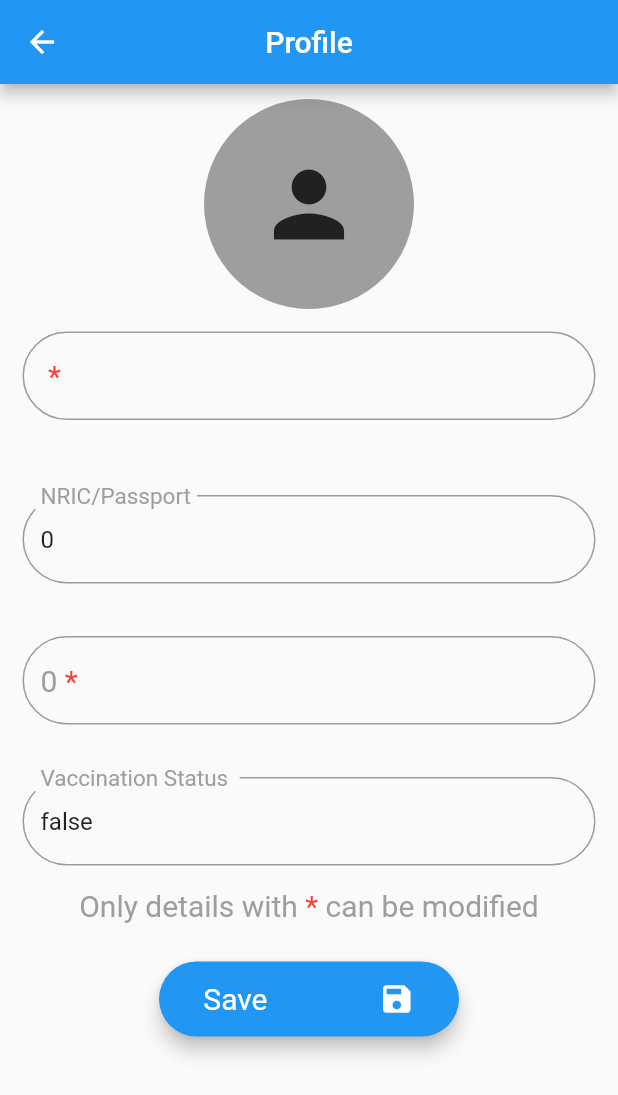
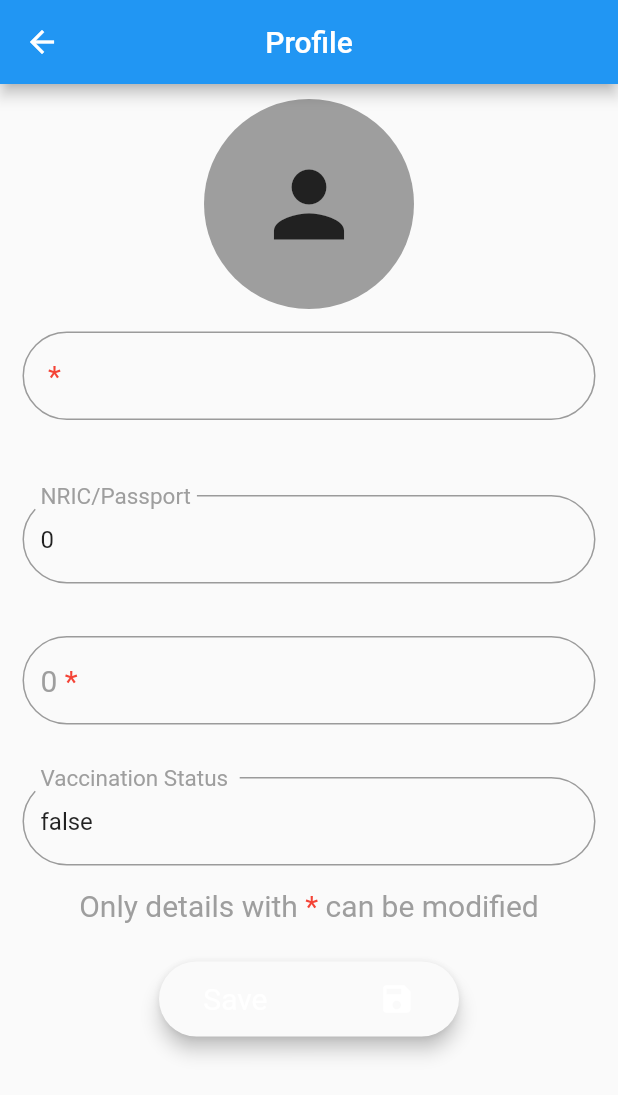
Before and after one commit to ghufyoo/covia, a Flutter app: the Profile_Screen screen opened by its route, on a phone screen of 412 x 824 dp. Shown: the top 1095 px of the screen. Run offline on Flutter 3.47's test engine with Material 2 defaults, Android fonts, the phone set to English and light mode, and no system bars; our stand-ins replace cloud_firestore, firebase_auth, firebase_core, get; missing offline and left inert: qr_code_scanner; accounts and stored records are empty; network calls fail.

Commit message:
'update'

```diff
--- a/lib/components/widget.dart
+++ b/lib/components/widget.dart
@@ -1,6 +1,4 @@
 import 'package:flutter/material.dart';
-
-import '../model/user_model.dart';
 
 class IconBtn extends StatelessWidget {
   const IconBtn({
@@ -26,7 +24,7 @@ class IconBtn extends StatelessWidget {
             width: 120,
             height: 120,
             decoration: BoxDecoration(
-              borderRadius: BorderRadius.all(Radius.circular(20)),
+              borderRadius: const BorderRadius.all(Radius.circular(20)),
               gradient: LinearGradient(
                 begin: Alignment.topRight,
                 end: Alignment.bottomLeft,
@@ -46,7 +44,7 @@ class IconBtn extends StatelessWidget {
           ),
           Text(
             label,
-            style: TextStyle(fontSize: 20),
+            style: const TextStyle(fontSize: 20),
           )
         ],
       ),
@@ -59,22 +57,24 @@ class RoundedButton extends StatelessWidget {
     Key? key,
     required this.label,
     this.icon,
+    this.color,
     required this.onPressed,
   }) : super(key: key);
   final String label;
   IconData? icon;
   final VoidCallback onPressed;
+  Color? color;
   @override
   Widget build(BuildContext context) {
     return InkWell(
       onTap: onPressed,
       child: Padding(
-        padding: EdgeInsets.symmetric(vertical: 16.0),
+        padding: const EdgeInsets.symmetric(vertical: 16.0),
         child: Material(
             elevation: 5.0,
-            color: Colors.blue,
+            color: color,
             borderRadius: BorderRadius.circular(30.0),
-            child: Container(
+            child: SizedBox(
               width: 200,
               height: 50,
               child: Row(
@@ -82,9 +82,9 @@ class RoundedButton extends StatelessWidget {
                 children: [
                   Text(
                     label,
-                    style: TextStyle(color: Colors.white, fontSize: 20),
+                    style: const TextStyle(color: Colors.white, fontSize: 20),
                   ),
-                  SizedBox(
+                  const SizedBox(
                     width: 15,
                   ),
                   Icon(
@@ -142,7 +142,7 @@ class InputField extends StatelessWidget {
                   children: [
                     TextSpan(
                         text: label2,
-                        style: TextStyle(
+                        style: const TextStyle(
                           color: Colors.red,
                         ))
                   ]),
--- a/lib/model/inout_model.dart
+++ b/lib/model/inout_model.dart
@@ -0,0 +1,42 @@
+class InOut {
+  final String docId;
+  final String email;
+  final String inTime;
+  final bool isOut;
+  final String outTime;
+  final String duration;
+  final bool isReachedLimit;
+  final String storename;
+
+  InOut({
+    required this.docId,
+    required this.email,
+    required this.inTime,
+    required this.isOut,
+    required this.outTime,
+    required this.duration,
+    required this.isReachedLimit,
+    required this.storename,
+  });
+
+  Map<String, dynamic> toJson() => {
+        'docId': docId,
+        'email': email,
+        'inTime': inTime,
+        'outTime': outTime,
+        'duration': duration,
+        'isReachedLimit': isReachedLimit,
+        'storename': storename,
+        'isOut': isOut
+      };
+  static InOut fromJson(Map<String, dynamic> json) => InOut(
+        docId: json['docId'],
+        email: json['email'],
+        inTime: json['inTime'],
+        outTime: json['outTime'],
+        duration: json['duration'],
+        isReachedLimit: json['isReachedLimit'],
+        storename: json['storename'],
+        isOut: json['isOut'],
+      );
+}
--- a/lib/screens/profile_screen.dart
+++ b/lib/screens/profile_screen.dart
@@ -122,7 +122,7 @@ class ProfileStream extends StatelessWidget {
                   label2: ' *',
                   hint: "Enter New Name",
                   inputType: TextInputType.name),
-              SizedBox(
+              const SizedBox(
                 height: 20,
               ),
               InputField(
@@ -134,7 +134,7 @@ class ProfileStream extends StatelessWidget {
                   label2: '',
                   hint: 'NRIC/Passport',
                   inputType: TextInputType.number),
-              SizedBox(
+              const SizedBox(
                 height: 5,
               ),
               InputField(
@@ -146,7 +146,7 @@ class ProfileStream extends StatelessWidget {
                   label2: ' *',
                   hint: 'Enter Your New Phone Number',
                   inputType: TextInputType.phone),
-              SizedBox(
+              const SizedBox(
                 height: 5,
               ),
               InputField(
@@ -159,9 +159,9 @@ class ProfileStream extends StatelessWidget {
                   hint: 'Vaccination Status',
                   inputType: TextInputType.phone),
               RichText(
-                text: TextSpan(
+                text: const TextSpan(
                     text: 'Only details with ',
-                    style: const TextStyle(color: Colors.grey, fontSize: 20),
+                    style: TextStyle(color: Colors.grey, fontSize: 20),
                     children: [
                       TextSpan(
                           text: '*',
@@ -171,7 +171,7 @@ class ProfileStream extends StatelessWidget {
                       TextSpan(text: ' can be modified')
                     ]),
               ),
-              SizedBox(
+              const SizedBox(
                 height: 10,
               ),
               RoundedButton(
--- a/pubspec.yaml
+++ b/pubspec.yaml
@@ -38,6 +38,7 @@ dependencies:
   qr_code_scanner: ^0.7.0
   cloud_firestore: ^3.0.10
   firebase_auth: ^3.3.1
+  intl: ^0.17.0
 
 
 dev_dependencies:
```
Also changed, not shown: lib/controller/firestore_controller.dart (+106 -0 lines), lib/screens/auth/newUser_screen.dart (+8 -8 lines), lib/screens/home_screen.dart (+171 -41 lines), lib/screens/qrscanner.dart (+64 -40 lines), lib/screens/version_screen.dart (+4 -4 lines), pubspec.lock, 3 other files.
